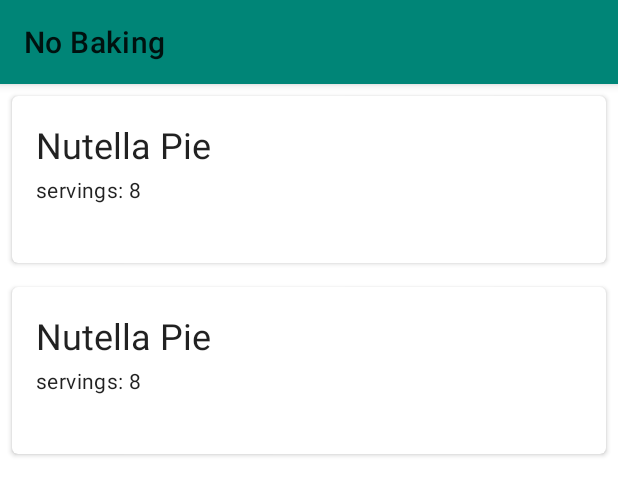
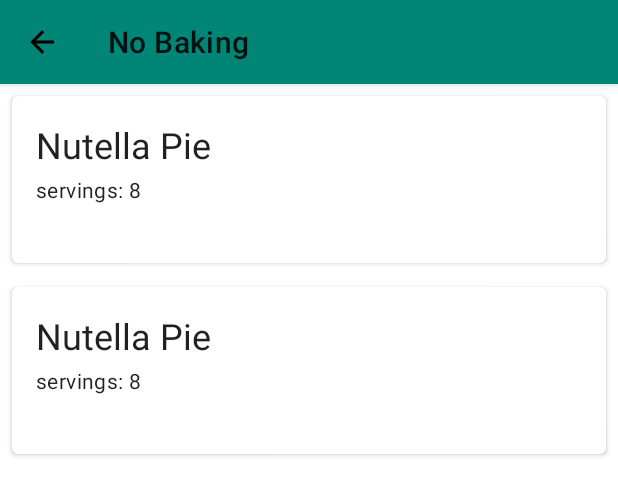
Before and after one commit to nohitme/nano-backing-app, an Android app: the layout fragment_recipe.xml on its own in the app's theme, with its tools: preview values and no code run, on a phone screen of 412 x 824 dp. Shown: the top 495 px of the screen. Run offline under Robolectric (Android 15) with nearby library versions, the phone set to English and light mode, and no system bars.

Commit message:
Set up back arrow from fragment

```diff
--- a/app/src/main/java/info/eric/nobaking/RecipeFragment.java
+++ b/app/src/main/java/info/eric/nobaking/RecipeFragment.java
@@ -69,6 +69,7 @@ public class RecipeFragment extends DaggerFragment {
     unbinder = ButterKnife.bind(this, view);
     toolbar.setTitle(recipe.name());
     toolbar.setContentInsetStartWithNavigation(0);
+    toolbar.setNavigationOnClickListener(v -> requireActivity().onBackPressed());
     return view;
   }
 
@@ -76,9 +77,9 @@ public class RecipeFragment extends DaggerFragment {
       @androidx.annotation.Nullable Bundle savedInstanceState) {
     super.onViewCreated(view, savedInstanceState);
     RecipeDetailsAdapter detailsAdapter = new RecipeDetailsAdapter(recipeDetailsCallback);
+    detailsAdapter.setHasStableIds(true);
     recyclerView.setAdapter(detailsAdapter);
     recyclerView.setLayoutManager(new LinearLayoutManager(requireContext()));
-    detailsAdapter.setHasStableIds(true);
     detailsAdapter.submitList(generateDataList());
   }
 
--- /dev/null
+++ b/app/src/main/res/drawable/arrow_left.xml
@@ -0,0 +1,8 @@
+<!-- drawable/arrow_left.xml -->
+<vector xmlns:android="http://schemas.android.com/apk/res/android"
+    android:height="24dp"
+    android:width="24dp"
+    android:viewportWidth="24"
+    android:viewportHeight="24">
+    <path android:fillColor="#000" android:pathData="M20,11V13H8L13.5,18.5L12.08,19.92L4.16,12L12.08,4.08L13.5,5.5L8,11H20Z" />
+</vector>
--- a/app/src/main/res/layout/fragment_recipe.xml
+++ b/app/src/main/res/layout/fragment_recipe.xml
@@ -30,6 +30,7 @@
         android:layout_height="wrap_content"
         android:fitsSystemWindows="true"
         app:layout_scrollFlags="scroll|enterAlways"
+        app:navigationIcon="@drawable/arrow_left"
         app:title="@string/app_name"
         tools:background="?colorPrimary"
         />
```
